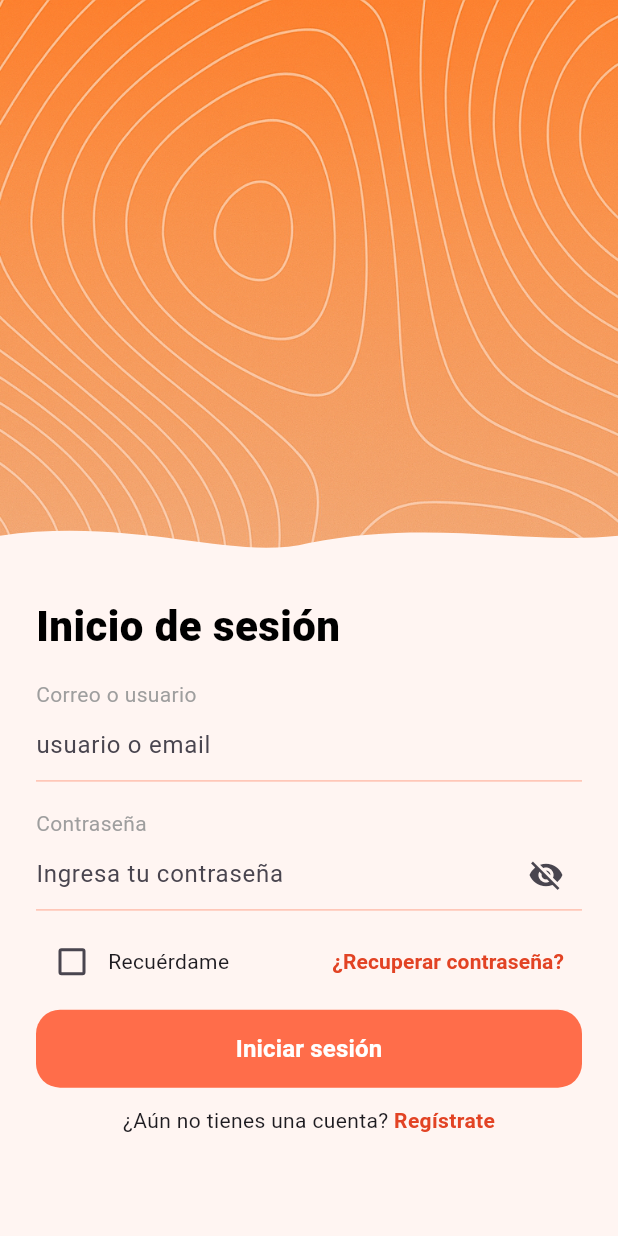
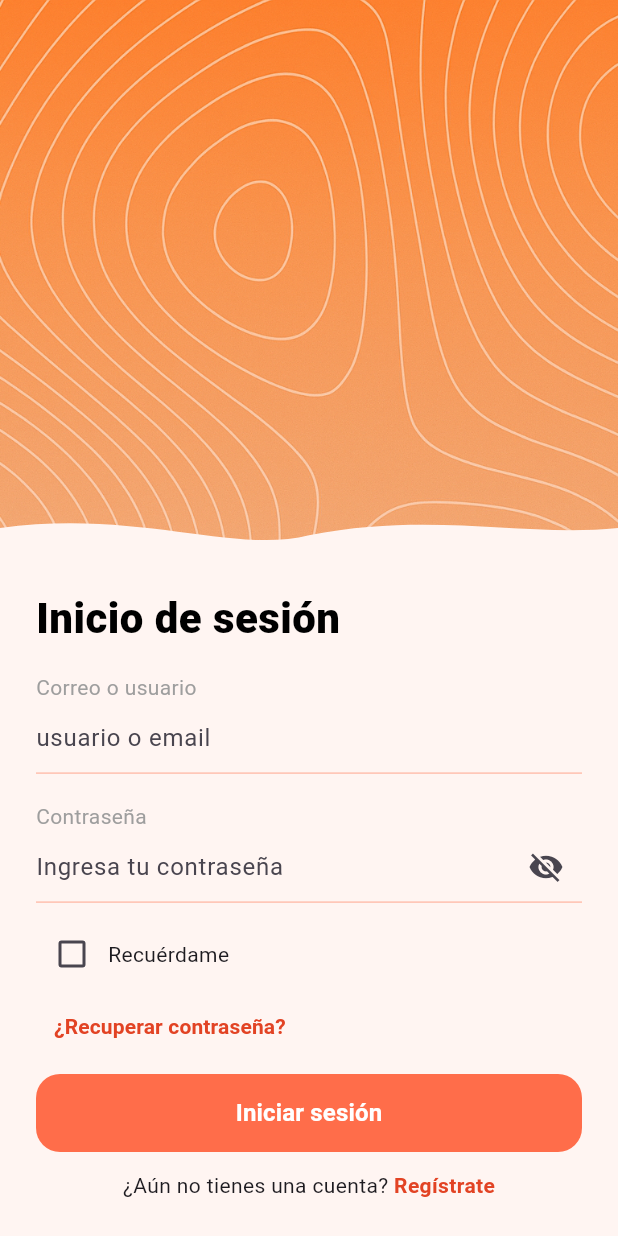
Before and after one commit to Kavare57/ResQ-Front, a Flutter app: the screen it shows after launch, on a phone screen of 412 x 824 dp. Run offline on Flutter 3.47's test engine with Material 3 defaults, Android fonts, the phone set to English and light mode, and no system bars; our stand-ins replace flutter_map, geolocator, latlong2, shared_preferences; missing offline and left inert: livekit_client.

Commit message:
feat(auth): refactor login page layout for improved UI
- Changed the layout of the login page to use a Column instead of a Row for better alignment of the 'Recuérdame' checkbox and text.
- Centered the '¿Recuperar contraseña?' button for a more consistent appearance.
- Enhanced text alignment and spacing for improved readability and user experience.

```diff
--- a/lib/features/auth/presentation/pages/login_page.dart
+++ b/lib/features/auth/presentation/pages/login_page.dart
@@ -182,6 +182,9 @@ class _LoginPageState extends State<LoginPage> {
                     ),
                   ),
                   const SizedBox(height: 10),
+                  Column(
+                    crossAxisAlignment: CrossAxisAlignment.start,
+                    children: [
                       Row(
                         children: [
                           Checkbox(
@@ -191,8 +194,11 @@ class _LoginPageState extends State<LoginPage> {
                             activeColor: ResQColors.primary500,
                           ),
                           const Text('Recuérdame'),
-                      const Spacer(),
-                      TextButton(
+                        ],
+                      ),
+                      Align(
+                        alignment: Alignment.centerLeft,
+                        child: TextButton(
                           onPressed: () {
                             // TODO: pantalla de recuperación de contraseña
                           },
@@ -201,6 +207,7 @@ class _LoginPageState extends State<LoginPage> {
                             style: TextStyle(
                               color: ResQColors.primary600,
                               fontWeight: FontWeight.w600,
+                            ),
                           ),
                         ),
                       ),
```
Also changed, not shown: lib/core/widgets/emergencia_activa_card.dart (+8 -5 lines). Lines whose indentation alone changed are shown as unchanged.
